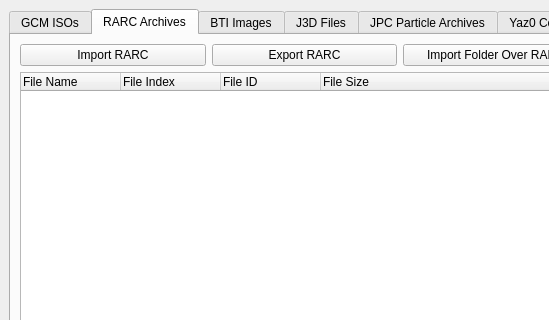
Above: gcft_ui/main.ui from LagoLunatic/GCFT before the change; both pictures show x 0 to 549 and y 0 to 320 of the 800 by 600 pixel window. Below: the same form after it.
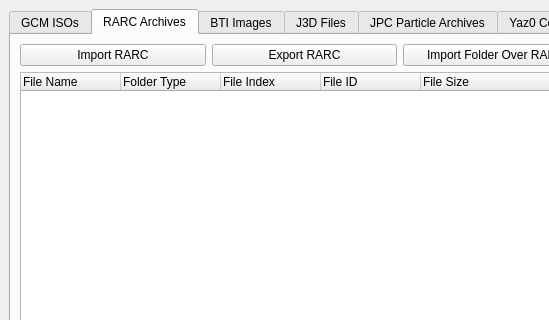
That is the form after the change. The open tabs and pages were chosen to show the change.

Commit message: RARC: Display node type of folders

Diff of the .ui file:
```diff
--- a/gcft_ui/main.ui
+++ b/gcft_ui/main.ui
@@ -127,6 +127,11 @@
             <string>File Name</string>
            </property>
           </column>
+          <column>
+           <property name="text">
+            <string>Folder Type</string>
+           </property>
+          </column>
           <column>
            <property name="text">
             <string>File Index</string>
```
The commit also changes 2 other files.
